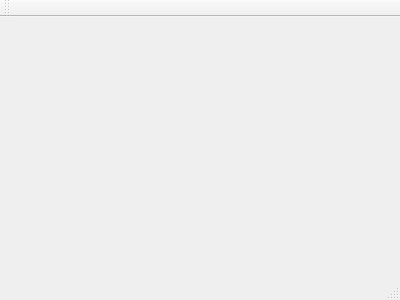
Qt form mainwindow.ui (Qt-Widgets/ROVControlPanel) before a commit.
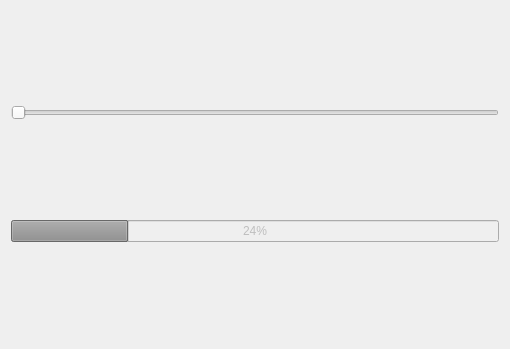
The same form after that commit.

Commit message: added mock slider and mock progress bar with signals

What changed in the file:
```diff
--- a/mainwindow.ui
+++ b/mainwindow.ui
@@ -1,24 +1,49 @@
 <ui version="4.0">
  <class>MainWindow</class>
- <widget class="QMainWindow" name="MainWindow" >
-  <property name="geometry" >
+ <widget class="QMainWindow" name="MainWindow">
+  <property name="enabled">
+   <bool>false</bool>
+  </property>
+  <property name="geometry">
    <rect>
     <x>0</x>
     <y>0</y>
-    <width>400</width>
-    <height>300</height>
+    <width>510</width>
+    <height>349</height>
    </rect>
   </property>
   <property name="windowTitle" >
    <string>MainWindow</string>
   </property>
-  <widget class="QMenuBar" name="menuBar" />
-  <widget class="QToolBar" name="mainToolBar" />
-  <widget class="QWidget" name="centralWidget" />
-  <widget class="QStatusBar" name="statusBar" />
+  <widget class="QWidget" name="centralWidget">
+   <property name="enabled">
+    <bool>false</bool>
+   </property>
+   <layout class="QVBoxLayout" name="verticalLayout">
+    <item>
+     <widget class="QSlider" name="horizontalSlider">
+      <property name="enabled">
+       <bool>false</bool>
+      </property>
+      <property name="maximum">
+       <number>100</number>
+      </property>
+      <property name="orientation">
+       <enum>Qt::Horizontal</enum>
+      </property>
+     </widget>
+    </item>
+    <item>
+     <widget class="QProgressBar" name="progressBar">
+      <property name="value">
+       <number>24</number>
+      </property>
+     </widget>
+    </item>
+   </layout>
+  </widget>
  </widget>
- <layoutDefault spacing="6" margin="11" />
- <pixmapfunction></pixmapfunction>
+ <layoutdefault spacing="6" margin="11"/>
  <resources/>
  <connections/>
 </ui>
```
Left out of the diff: 22 changed lines with no effect on the pictures. The commit also changes 4 other files.
